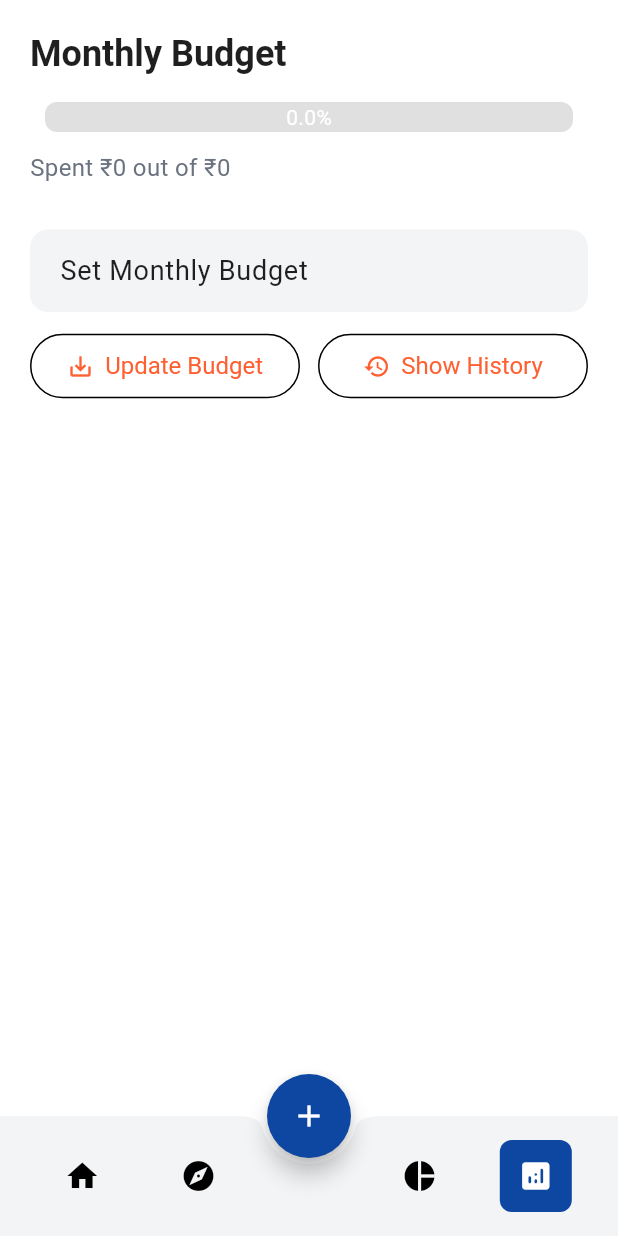
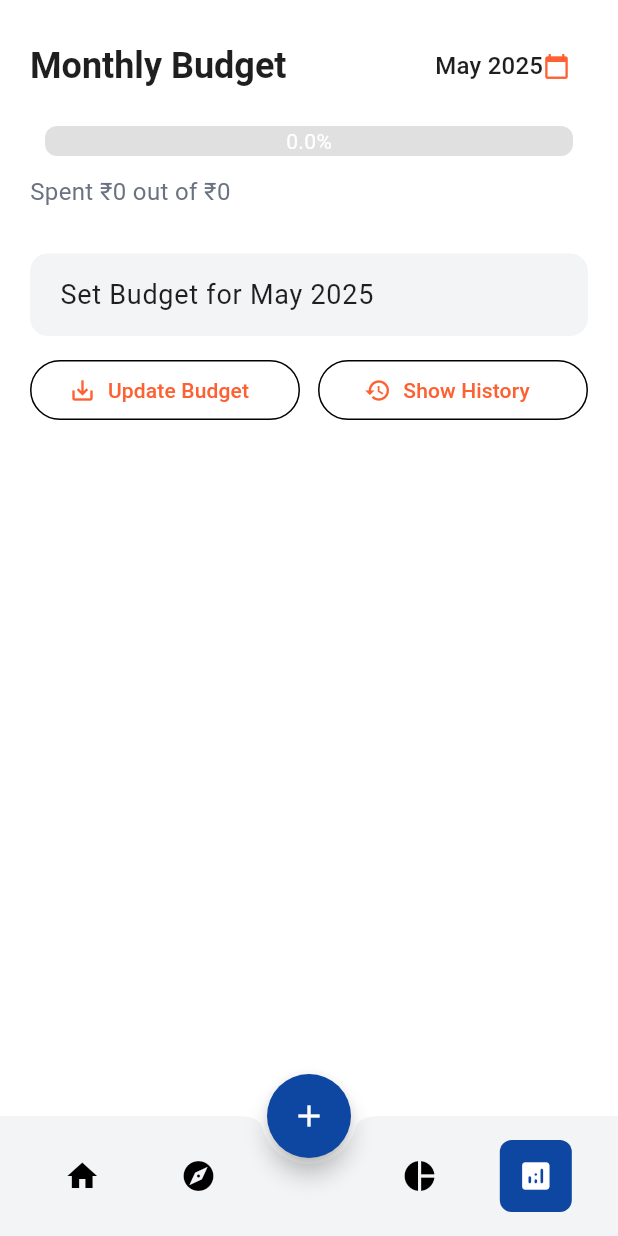
Before and after one commit to DakshKatewa/FINWISE-2.0, a Flutter app: the Dashboard screen opened directly, item 4 of the bottom bar chosen, after a tap on "Show History", on a phone screen of 412 x 824 dp. Run offline on Flutter 3.47's test engine with Material 3 defaults, Android fonts, the phone set to English and light mode, and no system bars; drawn by our look-alikes of percent_indicator; our stand-ins replace auto_size_text, cloud_firestore, firebase_auth, firebase_core, fl_chart, font_awesome_flutter and 2 more; accounts and stored records are empty.

Commit message:
months added to report page

```diff
--- a/lib/main.dart
+++ b/lib/main.dart
@@ -7,7 +7,6 @@ import 'firebase_options.dart';
 Future<void> main() async {
   WidgetsFlutterBinding.ensureInitialized();
   await Firebase.initializeApp(options: DefaultFirebaseOptions.currentPlatform);
-
   runApp(const MyApp());
 }
 
--- a/lib/screens/dashboard.dart
+++ b/lib/screens/dashboard.dart
@@ -55,6 +55,7 @@ class _DashboardState extends State<Dashboard> {
           },
         ),
       ),
+      resizeToAvoidBottomInset: false, // Add this line here
     );
   }
 }
--- a/lib/screens/reports_screen.dart
+++ b/lib/screens/reports_screen.dart
@@ -3,6 +3,7 @@ import 'package:firebase_auth/firebase_auth.dart';
 import 'package:flutter/material.dart';
 import 'package:intl/intl.dart';
 import 'package:percent_indicator/linear_percent_indicator.dart';
+import 'package:month_picker_dialog/month_picker_dialog.dart';
 
 class ReportsScreen extends StatefulWidget {
   const ReportsScreen({super.key});
@@ -17,49 +18,18 @@ class _ReportsScreenState extends State<ReportsScreen> {
   int totalSpentThisMonth = 0;
   List<Map<String, dynamic>> monthlyHistory = [];
   bool showHistory = false;
+  DateTime? _selectedMonth;
 
   @override
   void initState() {
     super.initState();
-    fetchBudgetAndExpenses();
+    _selectedMonth = DateTime.now();
+    fetchBudgetAndExpenses(_selectedMonth!);
   }
 
-  Future<int> fetchTotalSpentThisMonth() async {
+  Future<void> fetchBudgetAndExpenses(DateTime month) async {
     final user = FirebaseAuth.instance.currentUser;
-    final now = DateTime.now();
-    final currentMonth = DateFormat('MMM y').format(now);
-
-    if (user != null) {
-      final transactionsSnapshot =
-          await FirebaseFirestore.instance
-              .collection('users')
-              .doc(user.uid)
-              .collection('transactions')
-              .where('monthyear', isEqualTo: currentMonth)
-              .where('type', isEqualTo: 'debit')
-              .get();
-
-      // ignore: avoid_types_as_parameter_names
-      int spent = transactionsSnapshot.docs.fold(0, (sum, doc) {
-        // Safely convert any numeric type to int
-        final amount = doc['amount'];
-        if (amount is int) {
-          return sum + amount;
-        } else if (amount is double) {
-          return sum + amount.toInt();
-        }
-        return sum;
-      });
-
-      return spent;
-    }
-    return 0;
-  }
-
-  Future<void> fetchBudgetAndExpenses() async {
-    final user = FirebaseAuth.instance.currentUser;
-    final now = DateTime.now();
-    final currentMonth = DateFormat('MMM y').format(now);
+    final currentMonthFormatted = DateFormat('MMM y').format(month);
 
     if (user != null) {
       final userDoc =
@@ -68,35 +38,23 @@ class _ReportsScreenState extends State<ReportsScreen> {
               .doc(user.uid)
               .get();
 
-      // Safely handle budget which could be int or double
-      final budgetValue = userDoc.data()?['monthlyBudget'] ?? 0;
-      int budget;
-      if (budgetValue is int) {
-        budget = budgetValue;
-      } else if (budgetValue is double) {
-        budget = budgetValue.toInt();
-      } else {
-        budget = 0;
-      }
+      final budgetValue =
+          userDoc.data()?['budgets']?[currentMonthFormatted] ??
+          userDoc.data()?['monthlyBudget'] ??
+          0;
+      final int budget = _parseNumber(budgetValue);
 
       final transactionsSnapshot =
           await FirebaseFirestore.instance
               .collection('users')
               .doc(user.uid)
               .collection('transactions')
-              .where('monthyear', isEqualTo: currentMonth)
+              .where('monthyear', isEqualTo: currentMonthFormatted)
               .where('type', isEqualTo: 'debit')
               .get();
 
-      // Safely handle amount which could be int or double
       int spent = transactionsSnapshot.docs.fold(0, (sum, doc) {
-        final amount = doc['amount'];
-        if (amount is int) {
-          return sum + amount;
-        } else if (amount is double) {
-          return sum + amount.toInt();
-        }
-        return sum;
+        return sum + _parseNumber(doc['amount']);
       });
 
       setState(() {
@@ -106,24 +64,40 @@ class _ReportsScreenState extends State<ReportsScreen> {
     }
   }
 
+  int _parseNumber(dynamic value) {
+    if (value is int) return value;
+    if (value is double) return value.toInt();
+    if (value is String) return int.tryParse(value) ?? 0;
+    return 0;
+  }
+
+  Future<void> _selectMonth(BuildContext context) async {
+    final DateTime? picked = await showMonthPicker(
+      context: context,
+      initialDate: _selectedMonth ?? DateTime.now(),
+      firstDate: DateTime(2020),
+      lastDate: DateTime(DateTime.now().year + 1, 12),
+    );
+    if (picked != null && picked != _selectedMonth) {
+      setState(() {
+        _selectedMonth = picked;
+        fetchBudgetAndExpenses(_selectedMonth!);
+      });
+    }
+  }
+
   Future<void> updateBudget() async {
     int newBudget = int.tryParse(_budgetController.text) ?? 0;
     final user = FirebaseAuth.instance.currentUser;
-    final now = DateTime.now();
-    final currentMonth = DateFormat('MMM y').format(now);
+    final currentMonthFormatted = DateFormat('MMM y').format(_selectedMonth!);
 
     if (user != null) {
-      final userDoc = FirebaseFirestore.instance
-          .collection('users')
-          .doc(user.uid);
+      await FirebaseFirestore.instance.collection('users').doc(user.uid).update(
+        {'budgets.$currentMonthFormatted': newBudget},
+      );
 
-      await userDoc.update({
-        'monthlyBudget': newBudget,
-        'budgets.$currentMonth': newBudget,
-      });
-
-      fetchBudgetAndExpenses();
       _budgetController.clear();
+      fetchBudgetAndExpenses(_selectedMonth!);
     }
   }
 
@@ -137,22 +111,14 @@ class _ReportsScreenState extends State<ReportsScreen> {
               .doc(user.uid)
               .get();
 
-      Map<String, dynamic> budgetsMap =
-          (userDoc.data()?['budgets'] ?? {}) as Map<String, dynamic>;
+      final budgetsMap =
+          userDoc.data()?['budgets'] as Map<String, dynamic>? ?? {};
 
       List<Map<String, dynamic>> tempHistory = [];
 
       for (var entry in budgetsMap.entries) {
-        String month = entry.key;
-        // Safely convert budget to int
-        int budget;
-        if (entry.value is int) {
-          budget = entry.value;
-        } else if (entry.value is double) {
-          budget = (entry.value as double).toInt();
-        } else {
-          budget = 0;
-        }
+        final String month = entry.key;
+        final int budget = _parseNumber(entry.value);
 
         final transactionsSnapshot =
             await FirebaseFirestore.instance
@@ -163,21 +129,18 @@ class _ReportsScreenState extends State<ReportsScreen> {
                 .where('type', isEqualTo: 'debit')
                 .get();
 
-        // Safely handle amount which could be int or double
-        int spent = transactionsSnapshot.docs.fold(0, (sum, doc) {
-          final amount = doc['amount'];
-          if (amount is int) {
-            return sum + amount;
-          } else if (amount is double) {
-            return sum + amount.toInt();
-          }
-          return sum;
+        final int spent = transactionsSnapshot.docs.fold(0, (sum, doc) {
+          return sum + _parseNumber(doc['amount']);
         });
 
         tempHistory.add({'month': month, 'budget': budget, 'spent': spent});
       }
 
-      tempHistory.sort((a, b) => a['month'].compareTo(b['month']));
+      tempHistory.sort(
+        (a, b) => DateFormat(
+          'MMM y',
+        ).parse(a['month']).compareTo(DateFormat('MMM y').parse(b['month'])),
+      );
 
       setState(() {
         monthlyHistory = tempHistory;
@@ -187,22 +150,39 @@ class _ReportsScreenState extends State<ReportsScreen> {
 
   @override
   Widget build(BuildContext context) {
-    // Convert to double for percentage calculation
     double percentUsed =
-        monthlyBudget > 0 ? totalSpentThisMonth / monthlyBudget.toDouble() : 0;
+        monthlyBudget > 0
+            ? totalSpentThisMonth / monthlyBudget.toDouble()
+            : 0.0;
 
     return SafeArea(
-      // <-- Adds padding from top notch and sides
       child: SingleChildScrollView(
         padding: const EdgeInsets.all(20),
         child: Column(
           crossAxisAlignment: CrossAxisAlignment.start,
           children: [
-            Text(
-              "Monthly Budget",
-              style: Theme.of(
-                context,
-              ).textTheme.headlineSmall?.copyWith(fontWeight: FontWeight.bold),
+            Row(
+              mainAxisAlignment: MainAxisAlignment.spaceBetween,
+              children: [
+                Text(
+                  "Monthly Budget",
+                  style: Theme.of(context).textTheme.headlineSmall?.copyWith(
+                    fontWeight: FontWeight.bold,
+                  ),
+                ),
+                TextButton(
+                  onPressed: () => _selectMonth(context),
+                  child: Row(
+                    children: [
+                      Text(
+                        DateFormat('MMM y').format(_selectedMonth!),
+                        style: Theme.of(context).textTheme.titleMedium,
+                      ),
+                      const Icon(Icons.calendar_today),
+                    ],
+                  ),
+                ),
+              ],
             ),
             const SizedBox(height: 16),
             LinearPercentIndicator(
@@ -223,33 +203,26 @@ class _ReportsScreenState extends State<ReportsScreen> {
               "Spent ₹$totalSpentThisMonth out of ₹$monthlyBudget",
               style: Theme.of(context).textTheme.bodyMedium,
             ),
-
             const SizedBox(height: 30),
-
             TextField(
               controller: _budgetController,
               keyboardType: TextInputType.number,
               decoration: InputDecoration(
-                labelText: "Set Monthly Budget",
+                labelText:
+                    "Set Budget for ${DateFormat('MMM y').format(_selectedMonth!)}",
                 border: OutlineInputBorder(
                   borderRadius: BorderRadius.circular(12),
                 ),
               ),
             ),
             const SizedBox(height: 12),
-
-            // Row for smaller stylish buttons
             Row(
               children: [
                 Expanded(
                   child: OutlinedButton.icon(
                     onPressed: updateBudget,
                     icon: const Icon(Icons.save_alt),
-                    label: const Text("Update Budget"),
-                    style: OutlinedButton.styleFrom(
-                      padding: const EdgeInsets.symmetric(vertical: 12),
-                      textStyle: const TextStyle(fontSize: 16),
-                    ),
+                    label: const Text("Update Budget"), // Updated label
                   ),
                 ),
                 const SizedBox(width: 12),
@@ -257,30 +230,20 @@ class _ReportsScreenState extends State<ReportsScreen> {
                   child: OutlinedButton.icon(
                     onPressed: () async {
                       await fetchMonthlyHistory();
-                      setState(() {
-                        showHistory = !showHistory;
-                      });
+                      setState(() => showHistory = !showHistory);
                     },
                     icon: Icon(
                       showHistory ? Icons.visibility_off : Icons.history,
                     ),
                     label: Text(showHistory ? "Hide History" : "Show History"),
-                    style: OutlinedButton.styleFrom(
-                      padding: const EdgeInsets.symmetric(vertical: 12),
-                      textStyle: const TextStyle(fontSize: 16),
-                    ),
                   ),
                 ),
               ],
             ),
-
             const SizedBox(height: 30),
-
             AnimatedSwitcher(
               duration: const Duration(milliseconds: 300),
-              switchInCurve: Curves.easeOut,
-              switchOutCurve: Curves.easeIn,
-              transitionBuilder: (Widget child, Animation<double> animation) {
+              transitionBuilder: (child, animation) {
                 return SlideTransition(
                   position: Tween<Offset>(
                     begin: const Offset(0.0, 0.1),
@@ -301,18 +264,18 @@ class _ReportsScreenState extends State<ReportsScreen> {
                           ),
                           const SizedBox(height: 12),
                           ...monthlyHistory.map((entry) {
-                            // Convert to double for percentage calculation
-                            double percentUsed =
+                            double percent =
                                 entry['budget'] > 0
-                                    ? (entry['spent'] /
-                                            entry['budget'].toDouble())
-                                        .clamp(0.0, 1.0)
+                                    ? (entry['spent'] / entry['budget']).clamp(
+                                      0.0,
+                                      1.0,
+                                    )
                                     : 0.0;
 
                             Color progressColor;
-                            if (percentUsed < 0.5) {
+                            if (percent < 0.5) {
                               progressColor = Colors.green;
-                            } else if (percentUsed < 0.9) {
+                            } else if (percent < 0.9) {
                               progressColor = Colors.orange;
                             } else {
                               progressColor = Colors.red;
@@ -338,7 +301,7 @@ class _ReportsScreenState extends State<ReportsScreen> {
                                     ),
                                     const SizedBox(height: 8),
                                     LinearProgressIndicator(
-                                      value: percentUsed,
+                                      value: percent,
                                       backgroundColor: Colors.grey.shade300,
                                       color: progressColor,
                                       minHeight: 10,
@@ -356,10 +319,10 @@ class _ReportsScreenState extends State<ReportsScreen> {
                                 ),
                               ),
                             );
-                          }),
+                          }).toList(),
                         ],
                       )
-                      : const SizedBox(), // Empty space if not showing
+                      : const SizedBox(),
             ),
           ],
         ),
--- a/pubspec.yaml
+++ b/pubspec.yaml
@@ -36,13 +36,12 @@ dependencies:
   flutter:
     sdk: flutter
   flutter_launcher_icons: ^0.14.3
-  flutter_local_notifications: ^19.1.0
   font_awesome_flutter: ^10.6.0
-  intl: ^0.18.1
+  intl: ^0.20.2
+  month_picker_dialog: ^6.0.3
   percent_indicator: ^4.2.5
   provider: ^6.1.5
   shared_preferences: ^2.5.3
-  timezone: ^0.10.1
   uuid: ^4.1.0
 dependency_overrides:
   firebase_auth_platform_interface: 7.0.1
```
Also changed, not shown: lib/widgets/expense_insights.dart (+3 -20 lines), pubspec.lock, 3 other files.
